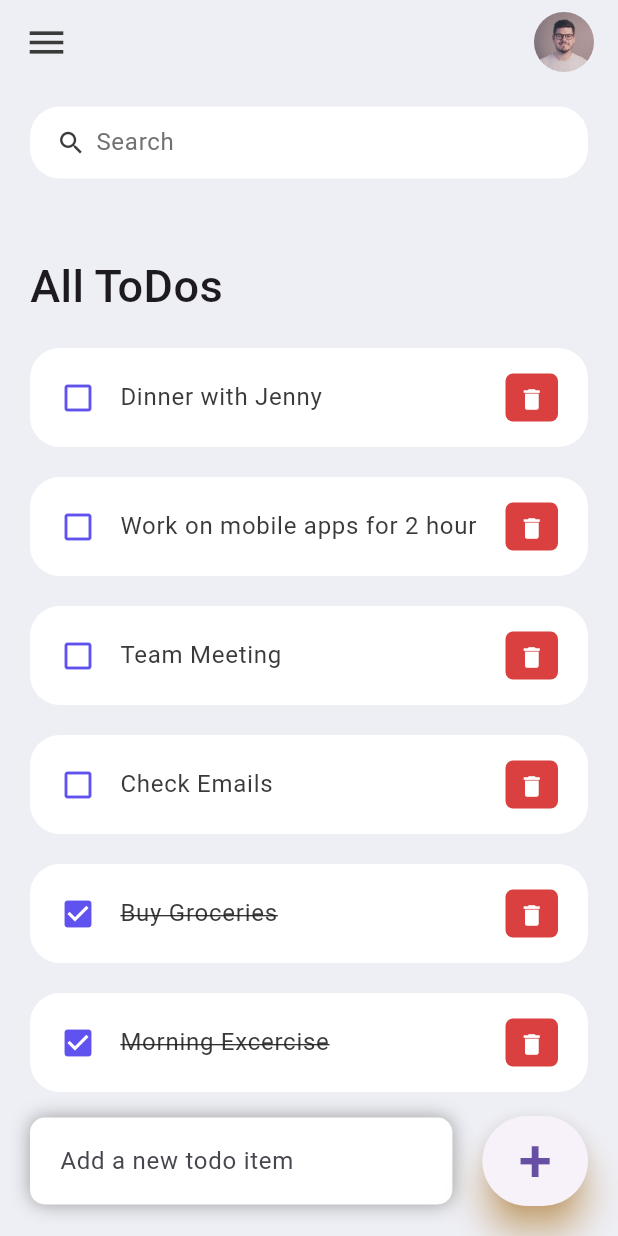
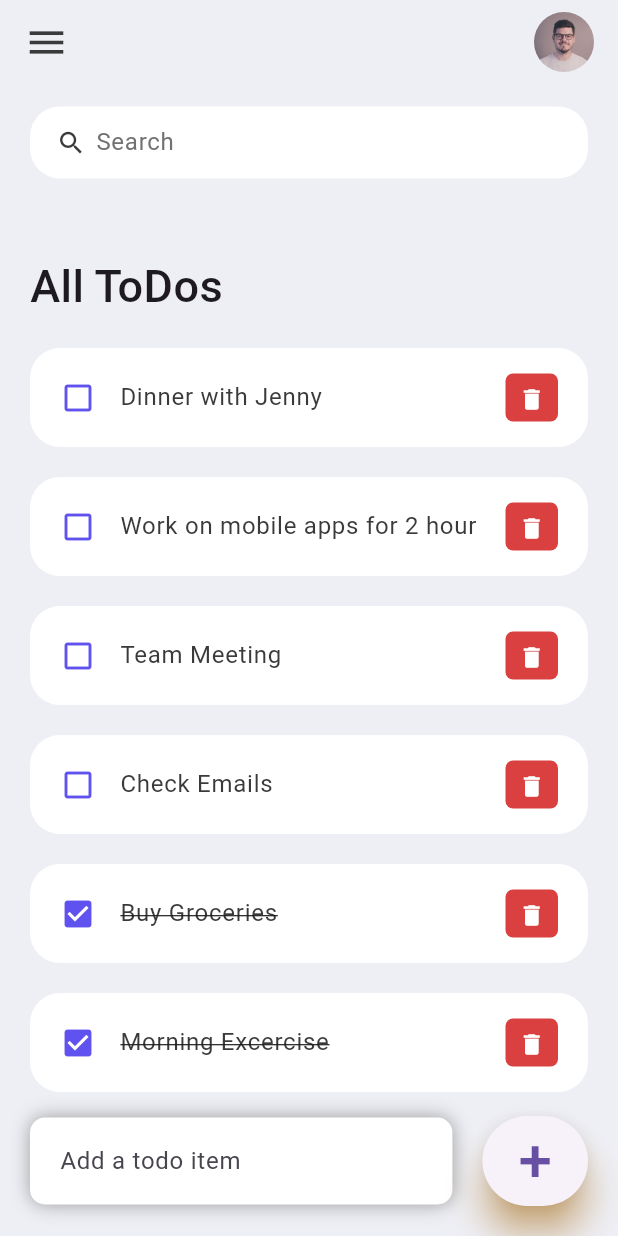
Before and after one commit to singhrishabh93/flutter-todo-app, a Flutter app: the screen it shows after launch, on a phone screen of 412 x 824 dp. Run offline on Flutter 3.47's test engine with Material 3 defaults, Android fonts, the phone set to English and light mode, and no system bars.

Commit message:
New Release

```diff
--- a/lib/screens/home.dart
+++ b/lib/screens/home.dart
@@ -94,7 +94,7 @@ class _HomeState extends State<Home> {
                   child: TextField(
                     controller: _todoController,
                     decoration: InputDecoration(
-                        hintText: 'Add a new todo item',
+                        hintText: 'Add a todo item',
                         border: InputBorder.none),
                   ),
                 ),
```
